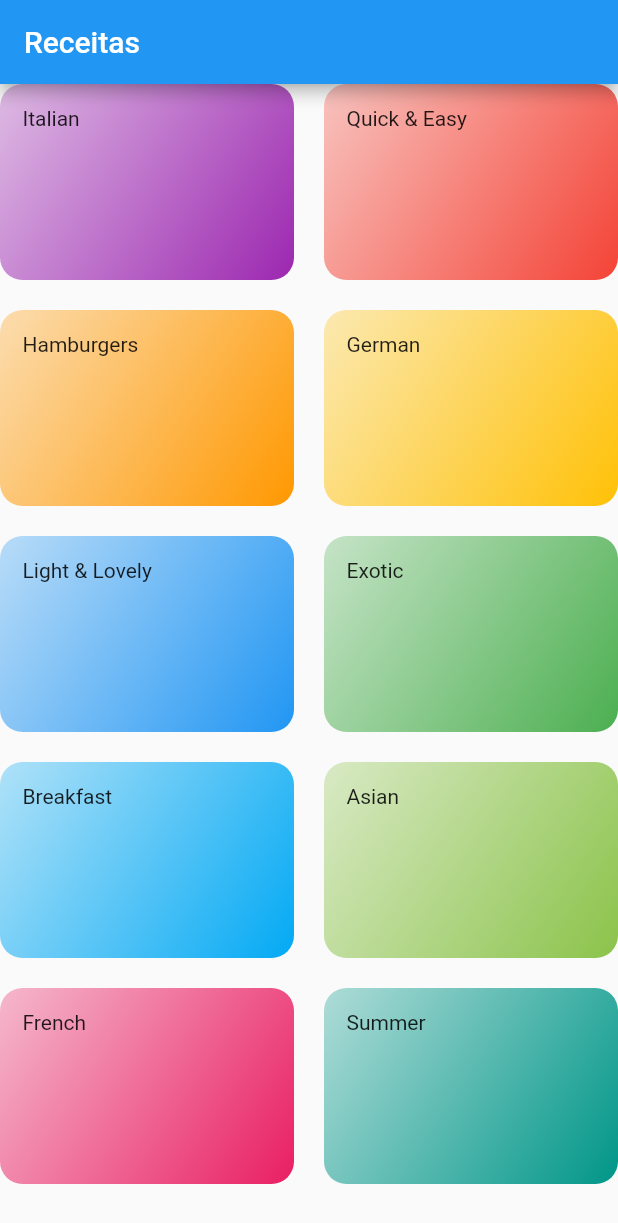
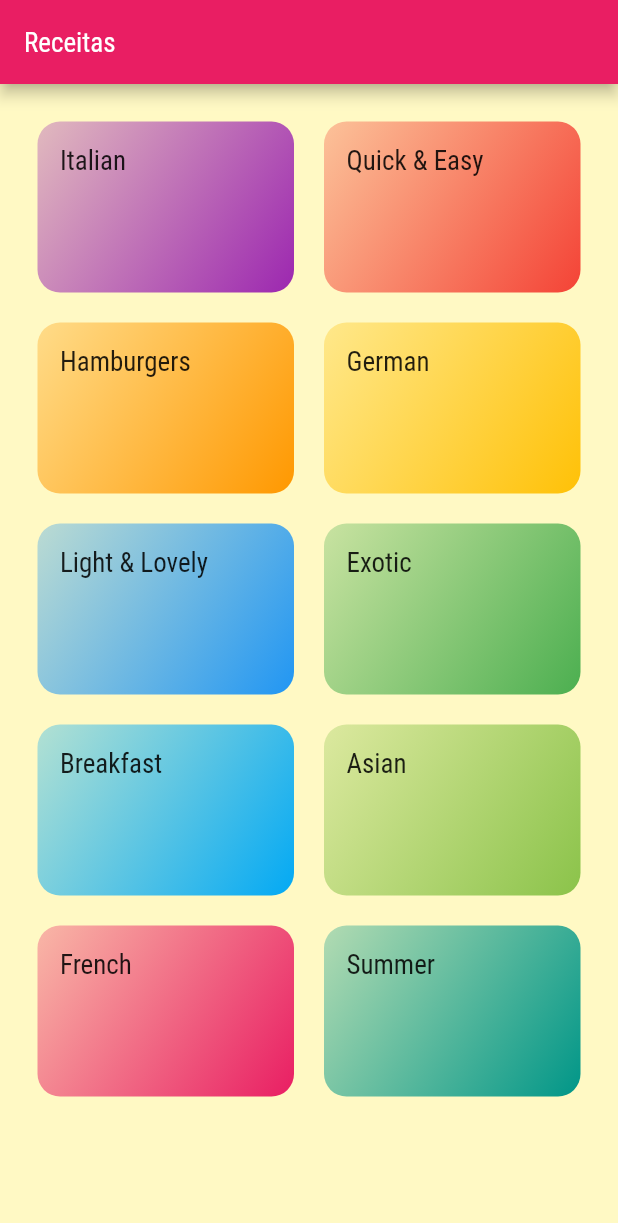
Before and after one commit to pliniogim/receitas, a Flutter app: the screen it shows after launch, on a phone screen of 412 x 824 dp. Shown: the top 1223 px of the screen. Run offline on Flutter 3.47's test engine with Material 2 defaults, Android fonts, the phone set to English and light mode, and no system bars.

Commit message:
20220423

```diff
--- a/lib/main.dart
+++ b/lib/main.dart
@@ -14,7 +14,23 @@ class MyApp extends StatelessWidget {
       debugShowCheckedModeBanner: false,
       title: 'Receitas',
       theme: ThemeData(
-        primarySwatch: Colors.blue,
+        canvasColor: Colors.yellow.shade100,
+        //canvasColor: const Color.fromRGBO(255, 259, 229, 1),
+        fontFamily: 'Raleway',
+        textTheme: ThemeData.light().textTheme.copyWith(
+              bodyText1: TextStyle(
+                color: Colors.black.withOpacity(.8),
+              ),
+              bodyText2: TextStyle(
+                color: Colors.black.withOpacity(.8),
+              ),
+              headline6: const TextStyle(
+                fontSize: 18,
+                fontFamily: 'RobotoCondensed',
+              ),
+            ),
+        colorScheme: ColorScheme.fromSwatch(primarySwatch: Colors.pink)
+            .copyWith(secondary: Colors.amber),
       ),
       home: const Categories(),
     );
--- a/lib/widgets/home/categories.dart
+++ b/lib/widgets/home/categories.dart
@@ -1,6 +1,6 @@
 import 'package:flutter/material.dart';
 
-import '/widgets/category_item.dart';
+import '/widgets/home/category_item.dart';
 import '/models/dummy.dart';
 
 class Categories extends StatelessWidget {
@@ -15,6 +15,7 @@ class Categories extends StatelessWidget {
         ),
       ),
       body: GridView(
+        padding: const EdgeInsets.all(25),
         children: dummyCategories
             .map(
               (catData) => CategoryItem(
--- a/lib/widgets/category_item.dart
+++ b/lib/widgets/home/category_item.dart
@@ -11,6 +11,7 @@ class CategoryItem extends StatelessWidget {
       padding: const EdgeInsets.all(15),
       child: Text(
         title,
+        style: Theme.of(context).textTheme.headline6,
       ),
       decoration: BoxDecoration(
           gradient: LinearGradient(
```
Also changed, not shown: pubspec.yaml (+17 -11 lines), assets/fonts/Raleway-Black.ttf (added), assets/fonts/Raleway-Bold.ttf (added), assets/fonts/Raleway-Regular.ttf (added), assets/fonts/RobotoCondensed-Bold.ttf (added), assets/fonts/RobotoCondensed-Italic.ttf (added), assets/fonts/RobotoCondensed-Light.ttf (added), assets/fonts/RobotoCondensed-Regular.ttf (added).
